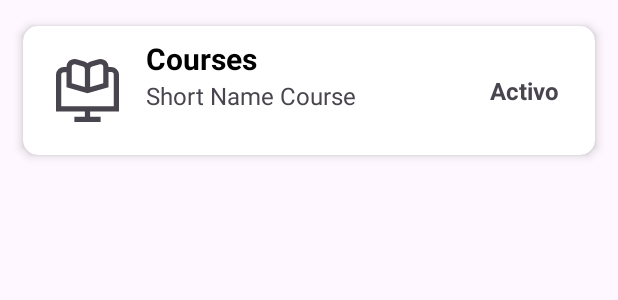
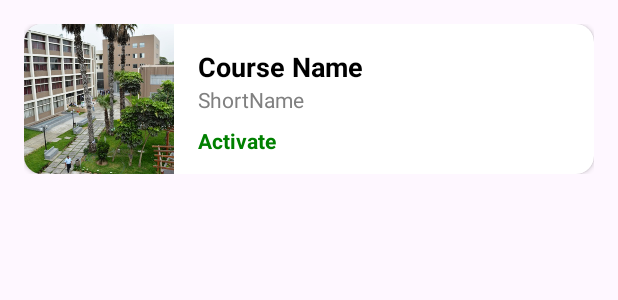
Before and after one commit to Delta102/cfiim, an Android app: the layout item_course.xml on its own in the app's theme, with its tools: preview values and no code run, on a phone screen of 412 x 824 dp. Shown: the top 300 px of the screen. Run offline under Robolectric (Android 15) with nearby library versions, the phone set to English and light mode, and no system bars.

Commit message:
Act for UI Design for list of courses

```diff
--- a/app/src/main/AndroidManifest.xml
+++ b/app/src/main/AndroidManifest.xml
@@ -14,6 +14,9 @@
         android:supportsRtl="true"
         android:theme="@style/Theme.CampusFrontUTE"
         tools:targetApi="31">
+        <activity
+            android:name=".CourseActivity"
+            android:exported="false" />
         <activity
             android:name=".MainActivity"
             android:exported="false" />
--- a/app/src/main/res/layout/item_course.xml
+++ b/app/src/main/res/layout/item_course.xml
@@ -1,69 +1,78 @@
 <?xml version="1.0" encoding="utf-8"?>
-<androidx.cardview.widget.CardView xmlns:android="http://schemas.android.com/apk/res/android"
+<androidx.constraintlayout.widget.ConstraintLayout
+    xmlns:android="http://schemas.android.com/apk/res/android"
     xmlns:app="http://schemas.android.com/apk/res-auto"
+    xmlns:tools="http://schemas.android.com/tools"
     android:id="@+id/cv"
     android:layout_width="match_parent"
     android:layout_height="wrap_content"
-    android:layout_margin="8dp"
-    app:cardCornerRadius="10dp"
-    app:cardElevation="4dp"
-    app:cardUseCompatPadding="true">
+    android:layout_margin="16dp">
 
-    <LinearLayout
+    <androidx.cardview.widget.CardView
         android:layout_width="match_parent"
         android:layout_height="wrap_content"
-        android:orientation="vertical"
-        android:padding="8dp">
+        android:elevation="6dp"
+        app:cardCornerRadius="12dp"
+        app:layout_constraintBottom_toBottomOf="parent"
+        app:layout_constraintEnd_toEndOf="parent"
+        app:layout_constraintStart_toStartOf="parent"
+        app:layout_constraintTop_toTopOf="parent"
+        tools:ignore="MissingConstraints">
 
-        <RelativeLayout
+        <LinearLayout
             android:layout_width="match_parent"
             android:layout_height="wrap_content"
             android:orientation="horizontal">
 
+            <!-- Course Image -->
             <ImageView
-                android:id="@+id/icon_Image"
-                android:layout_width="70dp"
-                android:layout_height="70dp"
-                android:layout_alignParentStart="true"
-                android:layout_centerVertical="true"
-                android:paddingLeft="14dp"
-                android:paddingRight="14dp"
-                app:srcCompat="@drawable/ic_courses" />
+                android:id="@+id/imgCourse"
+                android:layout_width="100dp"
+                android:layout_height="100dp"
+                android:scaleType="centerCrop"
+                app:srcCompat="@drawable/background" />
 
             <LinearLayout
-                android:layout_width="wrap_content"
-                android:layout_height="wrap_content"
-                android:layout_marginStart="4dp"
-                android:layout_toEndOf="@id/icon_Image"
-                android:orientation="vertical">
+                android:layout_width="0dp"
+                android:layout_height="match_parent"
+                android:layout_weight="1"
+                android:orientation="vertical"
+                android:padding="16dp">
 
+                <!-- Course Name -->
                 <TextView
-                    android:id="@+id/courseTextView"
+                    android:id="@+id/course_name"
                     android:layout_width="match_parent"
                     android:layout_height="wrap_content"
-                    android:text="Courses"
+                    android:ellipsize="end"
+                    android:maxLines="1"
+                    android:text="Course Name"
                     android:textColor="@color/black"
-                    android:textSize="20sp"
+                    android:textSize="18sp"
                     android:textStyle="bold" />
 
+                <!-- Course Short Name -->
                 <TextView
-                    android:id="@+id/shortNameTxtView"
+                    android:id="@+id/course_shortname"
                     android:layout_width="match_parent"
                     android:layout_height="wrap_content"
-                    android:text="Short Name Course"
-                    android:textSize="16sp" />
+                    android:ellipsize="end"
+                    android:maxLines="1"
+                    android:text="ShortName"
+                    android:textColor="@color/gray"
+                    android:textSize="14sp" />
+
+                <!-- Course Status -->
+                <TextView
+                    android:id="@+id/txtCourseStatus"
+                    android:layout_width="wrap_content"
+                    android:layout_height="wrap_content"
+                    android:layout_marginTop="8dp"
+                    android:text="Activate"
+                    android:textColor="@color/green"
+                    android:textStyle="bold" />
+
             </LinearLayout>
-
-            <TextView
-                android:layout_width="wrap_content"
-                android:layout_height="wrap_content"
-                android:layout_centerVertical="true"
-                android:layout_marginEnd="16dp"
-                android:text="Activo"
-                android:textSize="16sp"
-                android:textStyle="bold"
-                android:layout_alignParentEnd="true" />
-
-        </RelativeLayout>
-    </LinearLayout>
-</androidx.cardview.widget.CardView>
+        </LinearLayout>
+    </androidx.cardview.widget.CardView>
+</androidx.constraintlayout.widget.ConstraintLayout>
--- a/app/src/main/res/values/colors.xml
+++ b/app/src/main/res/values/colors.xml
@@ -2,7 +2,9 @@
 <resources>
     <color name="black">#FF000000</color>
     <color name="white">#FFFFFFFF</color>
-
+    <color name="gray">#808080</color>
+    <color name="green">#008000</color>
+    <color name="yellow">#FFFF00</color>
 
     <color name="my_primary">#225fab</color>
 </resources>
```
Also changed, not shown: app/src/main/java/com/dev/campusfrontute/CourseActivity.java (added, +24 -0 lines), app/src/main/java/com/dev/campusfrontute/MainActivity.java (+6 -6 lines), app/src/main/java/com/dev/campusfrontute/adapters/CourseAdapter.java (+9 -3 lines), app/src/main/java/com/dev/campusfrontute/models/MdlCourse.java (+11 -1 lines), app/src/main/res/layout/activity_course.xml (added, +10 -0 lines), app/src/main/res/layout/activity_main.xml (+47 -51 lines), app/src/main/res/drawable/down_arrow.png (added), app/src/main/res/drawable/up_arrow.png (added).
